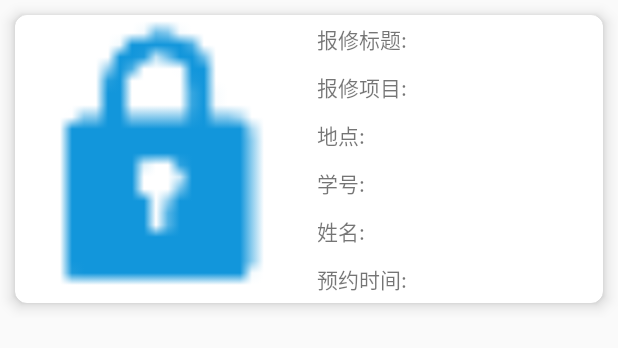
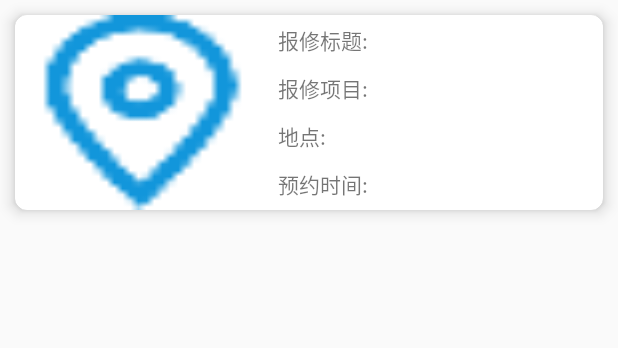
Before and after one commit to Mr1q/RepairManager, an Android app: the layout first_msg.xml on its own in the app's theme, with its tools: preview values and no code run, on a phone screen of 412 x 824 dp. Shown: the top 348 px of the screen. Run offline under Robolectric (Android 15) with nearby library versions, the phone set to English and light mode, and no system bars.

Commit message:
更新中

```diff
--- a/app/src/main/java/com/example/qjh/r/Login/Login.java
+++ b/app/src/main/java/com/example/qjh/r/Login/Login.java
@@ -137,6 +137,9 @@ public class Login extends BaseActivity implements View.OnClickListener {
 //                progressDialog.show();
                 if (BmobUser.isLogin()) {
                     Intent intent = new Intent(Login.this, VPM.class);
+//                    User user=BmobUser.getCurrentUser(User.class);
+
+
                     startActivity(intent);
                     /*
                 添加代码
--- a/app/src/main/java/com/example/qjh/r/UserMessage/User_Enter_msg.java
+++ b/app/src/main/java/com/example/qjh/r/UserMessage/User_Enter_msg.java
@@ -236,7 +236,7 @@ public class User_Enter_msg extends BaseActivity implements View.OnClickListener
                             e.printStackTrace();
                         }
                         if (Build.VERSION.SDK_INT >= 24) {
-                            imageUri = FileProvider.getUriForFile(User_Enter_msg.this, "text", image);
+                            imageUri = FileProvider.getUriForFile(User_Enter_msg.this, "com.example.qjh.r.fileprovider", image);
                         } else {
                             imageUri = Uri.fromFile(image);
                         }
--- a/app/src/main/res/layout/first_msg.xml
+++ b/app/src/main/res/layout/first_msg.xml
@@ -2,31 +2,34 @@
 <LinearLayout xmlns:android="http://schemas.android.com/apk/res/android"
     xmlns:app="http://schemas.android.com/apk/res-auto"
     android:layout_width="match_parent"
-    android:layout_height="wrap_content"
+    android:layout_height="150dp"
     android:orientation="vertical">
 
     <androidx.cardview.widget.CardView
         android:layout_width="match_parent"
         android:layout_height="match_parent"
+
         android:layout_margin="10dp"
         app:cardElevation="6dp"
         app:cardCornerRadius="8dp">
 
         <LinearLayout
+            android:gravity="center"
             android:layout_width="match_parent"
-            android:layout_height="wrap_content"
+            android:layout_height="match_parent"
             android:orientation="horizontal">
             <ImageView
                 android:id="@+id/image_front"
                 android:layout_width="0dp"
                 android:layout_height="match_parent"
                 android:layout_weight="1"
-                android:src="@mipmap/ping" />
+                android:scaleType="fitXY"
+                android:src="@mipmap/loc" />
 
             <LinearLayout
                 android:layout_width="0dp"
                 android:layout_height="wrap_content"
-                android:layout_weight="1"
+                android:layout_weight="1.3"
                 android:orientation="vertical">
 
                 <LinearLayout
@@ -89,45 +92,45 @@
                         android:text="" />
                 </LinearLayout>
 
-                <LinearLayout
-                    android:layout_width="wrap_content"
-                    android:layout_height="wrap_content"
-                    android:orientation="horizontal">
+<!--                <LinearLayout-->
+<!--                    android:layout_width="wrap_content"-->
+<!--                    android:layout_height="wrap_content"-->
+<!--                    android:orientation="horizontal">-->
 
-                    <TextView
-                        android:layout_width="wrap_content"
-                        android:layout_height="wrap_content"
-                        android:layout_margin="5dp"
-                        android:text="学号:" />
+<!--                    <TextView-->
+<!--                        android:layout_width="wrap_content"-->
+<!--                        android:layout_height="wrap_content"-->
+<!--                        android:layout_margin="5dp"-->
+<!--                        android:text="学号:" />-->
 
-                    <TextView
-                        android:id="@+id/number_front"
-                        android:layout_width="wrap_content"
-                        android:layout_height="wrap_content"
-                        android:layout_margin="5dp"
-                        android:maxLines="1"
-                        android:text="" />
-                </LinearLayout>
+<!--                    <TextView-->
+<!--                        android:id="@+id/number_front"-->
+<!--                        android:layout_width="wrap_content"-->
+<!--                        android:layout_height="wrap_content"-->
+<!--                        android:layout_margin="5dp"-->
+<!--                        android:maxLines="1"-->
+<!--                        android:text="" />-->
+<!--                </LinearLayout>-->
 
-                <LinearLayout
-                    android:layout_width="wrap_content"
-                    android:layout_height="wrap_content"
-                    android:orientation="horizontal">
+<!--                <LinearLayout-->
+<!--                    android:layout_width="wrap_content"-->
+<!--                    android:layout_height="wrap_content"-->
+<!--                    android:orientation="horizontal">-->
 
-                    <TextView
-                        android:layout_width="wrap_content"
-                        android:layout_height="wrap_content"
-                        android:layout_margin="5dp"
-                        android:text="姓名:" />
+<!--                    <TextView-->
+<!--                        android:layout_width="wrap_content"-->
+<!--                        android:layout_height="wrap_content"-->
+<!--                        android:layout_margin="5dp"-->
+<!--                        android:text="姓名:" />-->
 
-                    <TextView
-                        android:id="@+id/name_front"
-                        android:layout_width="wrap_content"
-                        android:layout_height="wrap_content"
-                        android:layout_margin="5dp"
-                        android:maxLines="1"
-                        android:text="" />
-                </LinearLayout>
+<!--                    <TextView-->
+<!--                        android:id="@+id/name_front"-->
+<!--                        android:layout_width="wrap_content"-->
+<!--                        android:layout_height="wrap_content"-->
+<!--                        android:layout_margin="5dp"-->
+<!--                        android:maxLines="1"-->
+<!--                        android:text="" />-->
+<!--                </LinearLayout>-->
 
                 <LinearLayout
                     android:layout_width="wrap_content"
```
Also changed, not shown: app/src/main/AndroidManifest.xml (+12 -1 lines), app/src/main/java/com/example/qjh/r/Adapter/First_Adapter.java (+6 -6 lines), app/src/main/java/com/example/qjh/r/Fragment/Fragment4.java (+51 -24 lines), app/src/main/java/com/example/qjh/r/Loc.java (+87 -17 lines), app/src/main/java/com/example/qjh/r/Main/Repair.java (+57 -0 lines), app/src/main/java/com/example/qjh/r/Utils/ImageClassify.java (added, +41 -0 lines), app/src/main/res/layout/map.xml (+13 -12 lines).
